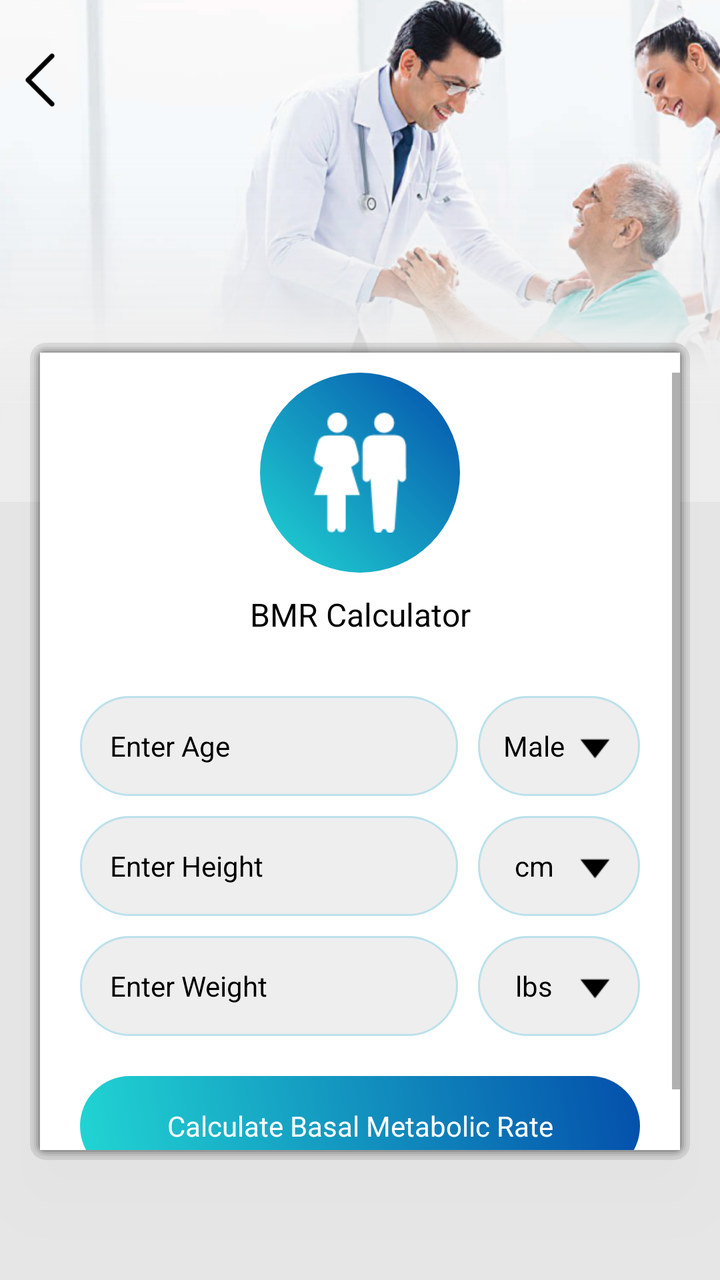
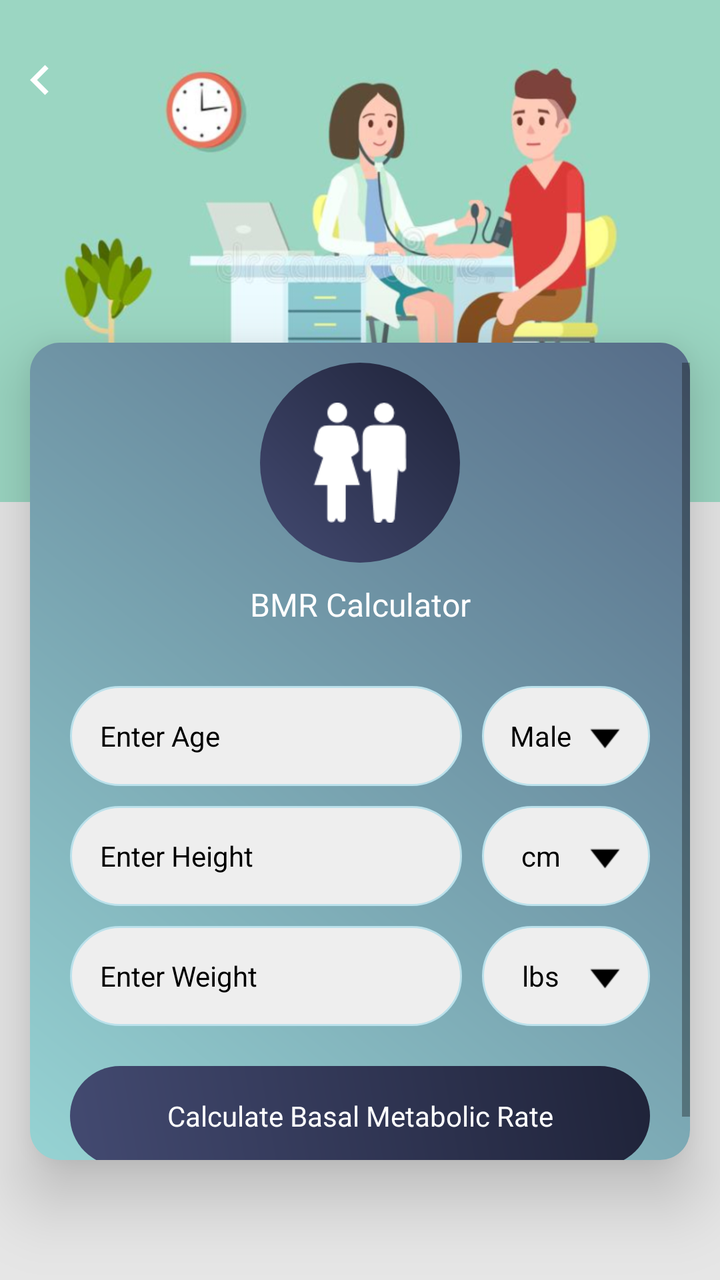

The first picture is an Android layout as it rendered before a commit; the second is the same layout after the commit. The layout source and the unified diff follow.
<!-- AndroidManifest.xml: application theme AppTheme -->
<!-- res/layout/bmr_calculator.xml -->
<?xml version="1.0" encoding="utf-8"?>
<RelativeLayout xmlns:android="http://schemas.android.com/apk/res/android"
    xmlns:aapt="http://schemas.android.com/aapt"
    xmlns:app="http://schemas.android.com/apk/res-auto"
    android:id="@+id/rl_main"
    android:layout_width="match_parent"
    android:layout_height="match_parent"
    android:background="@color/gray_color"
    android:orientation="vertical">



    <RelativeLayout
        android:id="@+id/banner"
        android:layout_width="match_parent"
        android:layout_height="wrap_content"
        android:background="@mipmap/calculator_banner_2">

    </RelativeLayout>
    <ImageView
        android:id="@+id/iv_back"
        android:layout_width="40dp"
        android:layout_height="40dp"
        android:layout_alignParentLeft="true"
        android:layout_alignParentTop="true"
        android:layout_marginTop="20dp"
        android:padding="5dp"
        android:src="@mipmap/left_arrow" />



    <LinearLayout
        xmlns:android="http://schemas.android.com/apk/res/android"
        android:id="@+id/cardviewone"
        android:layout_marginBottom="60dp"
        android:layout_width="match_parent"
        android:layout_height="wrap_content"
        android:layout_marginLeft="@dimen/text_15"
        android:layout_below="@+id/banner"
        android:layout_marginTop="-80dp"
        android:layout_marginRight="@dimen/text_15"
        android:orientation="horizontal"
        android:background="@drawable/shadowfile"
        android:elevation="20dp">




    <ScrollView

        android:layout_width="match_parent"
        android:layout_height="match_parent"
        android:layout_above="@+id/ad_layout"
        android:layout_marginTop="10dp"
        android:layout_below="@+id/tv_bmr">

        <LinearLayout
            android:layout_width="match_parent"
            android:layout_height="wrap_content"

            android:orientation="vertical">


            <RelativeLayout
                android:layout_width="match_parent"
                android:layout_above="@+id/cardviewone"

                android:layout_height="wrap_content">
                <RelativeLayout
                    android:id="@+id/rel12"
                    android:layout_width="100dp"
                    android:layout_centerInParent="true"
                    android:background="@drawable/a3_grad"
                    android:layout_height="100dp">

                    <ImageView
                        android:id="@+id/iv_bmr"
                        android:layout_width="60dp"
                        android:layout_height="60dp"
                        android:layout_centerHorizontal="true"
                        android:layout_centerInParent="true"
                        android:src="@drawable/img_basal_metabolic_rate" />
                </RelativeLayout>
            </RelativeLayout>


            <TextView
                android:id="@+id/tv_bmr"
                android:layout_width="match_parent"
                android:layout_height="wrap_content"
                android:layout_below="@+id/rel12"
                android:textAlignment="center"
                android:layout_centerHorizontal="true"
                android:layout_margin="10dp"
                android:text="@string/bmr_Calculator"
                android:textColor="@color/black"
                android:textSize="@dimen/textsize_16" />

            <LinearLayout
                android:id="@+id/ll_bmr"
                android:layout_width="match_parent"
                android:layout_height="wrap_content"
                android:layout_centerInParent="true"
                android:layout_margin="20dp"
                android:orientation="vertical">

                <LinearLayout
                    android:id="@+id/llbodyfat"
                    android:layout_width="match_parent"
                    android:layout_height="50dp"
                    android:layout_marginBottom="10dp"
                    android:orientation="horizontal">

                    <TextView
                        android:id="@+id/tv_genderunit"
                        android:layout_width="0dp"
                        android:layout_height="match_parent"
                        android:layout_weight="7"
                        android:background="@drawable/corner2"
                        android:gravity="fill"
                        android:paddingLeft="15dp"
                        android:text="@string/Male"
                        android:textColor="@color/black"
                        android:textSize="@dimen/textsize_14"
                        android:visibility="gone" />

                    <EditText
                        android:id="@+id/et_age"
                        android:layout_width="0dp"
                        android:layout_height="50dp"
                        android:layout_marginBottom="10dp"
                        android:layout_weight="7"
                        android:background="@drawable/corner2"
                        android:hint="@string/Enter_Age"
                        android:imeOptions="actionNext"
                        android:inputType="number"
                        android:paddingLeft="15dp"
                        android:textColor="@color/black"
                        android:textColorHint="@color/black"
                        android:textSize="@dimen/textsize_14" />

                    <TextView
                        android:id="@+id/tv_gender"
                        android:layout_width="0dp"
                        android:layout_height="match_parent"
                        android:layout_marginLeft="10dp"
                        android:layout_weight="3"
                        android:background="@drawable/corner2"
                        android:drawableRight="@mipmap/down"
                        android:gravity="center"
                        android:padding="10dp"
                        android:text="@string/Male"
                        android:textColor="@color/black"
                        android:textSize="@dimen/textsize_14" />
                </LinearLayout>

                <LinearLayout
                    android:layout_width="match_parent"
                    android:layout_height="wrap_content"
                    android:layout_centerInParent="true"
                    android:layout_marginBottom="10dp"
                    android:orientation="horizontal"
                    android:weightSum="10">

                    <EditText
                        android:id="@+id/et_height"
                        android:layout_width="0dp"
                        android:layout_height="50dp"
                        android:layout_weight="7"
                        android:background="@drawable/corner2"
                        android:hint="@string/Enter_Height"
                        android:imeOptions="actionNext"
                        android:inputType="numberDecimal"
                        android:paddingLeft="15dp"
                        android:textColor="@color/black"
                        android:textColorHint="@color/black"
                        android:textSize="@dimen/textsize_14" />

                    <TextView
                        android:id="@+id/tv_heightunit"
                        android:layout_width="0dp"
                        android:layout_height="match_parent"
                        android:layout_marginLeft="10dp"
                        android:layout_weight="3"
                        android:background="@drawable/corner2"
                        android:drawableRight="@mipmap/down"
                        android:gravity="center"
                        android:padding="10dp"
                        android:text="@string/cm"
                        android:textColor="@color/black"
                        android:textColorHint="@color/black"
                        android:textSize="@dimen/textsize_14" />
                </LinearLayout>

                <LinearLayout
                    android:layout_width="match_parent"
                    android:layout_height="wrap_content"
                    android:layout_centerInParent="true"
                    android:layout_marginBottom="10dp"
                    android:orientation="horizontal"
                    android:weightSum="10">

                    <EditText
                        android:id="@+id/et_weight"
                        android:layout_width="0dp"
                        android:layout_height="50dp"
                        android:layout_weight="7"
                        android:background="@drawable/corner2"
                        android:hint="@string/Enter_Weight"
                        android:imeOptions="actionDone"
                        android:inputType="numberDecimal"
                        android:paddingLeft="15dp"
                        android:textColor="@color/black"
                        android:textColorHint="@color/black"
                        android:textSize="@dimen/textsize_14" />

                    <TextView
                        android:id="@+id/tv_weightunit"
                        android:layout_width="0dp"
                        android:layout_height="match_parent"
                        android:layout_marginLeft="10dp"
                        android:layout_weight="3"
                        android:background="@drawable/corner2"
                        android:drawableRight="@mipmap/down"
                        android:gravity="center"
                        android:padding="10dp"
                        android:text="@string/lbs"
                        android:textColor="@color/black"
                        android:textSize="@dimen/textsize_14" />
                </LinearLayout>

                <TextView
                    android:id="@+id/tv_search_bmr"
                    android:layout_width="match_parent"
                    android:layout_height="50dp"
                    android:layout_marginTop="10dp"
                    android:background="@drawable/a3_grad"
                    android:gravity="center"
                    android:text="@string/Calculate_BMR"
                    android:textColor="@color/white"
                    android:textColorHint="@color/white"
                    android:textSize="@dimen/textsize_14" />


            </LinearLayout>
        </LinearLayout>

    </ScrollView>


    </LinearLayout>





    


</RelativeLayout>
<!-- resources referenced by this layout -->
<resources>
  <color name="black">#000000</color>
  <color name="gray_color">#E6E6E6</color>
  <color name="white">#ffffff</color>
  <dimen name="text_15">15sp</dimen>
  <dimen name="textsize_14">14sp</dimen>
  <dimen name="textsize_16">16sp</dimen>
  <!-- drawable a3_grad (drawable) -->
  <?xml version="1.0" encoding="utf-8"?>
  <shape xmlns:android="http://schemas.android.com/apk/res/android">
      <gradient
          android:angle="225"
          android:endColor="#21d6d3"
          android:startColor="#044fab" />
  
      <corners android:radius="200dp"/>
      
  </shape>
  <!-- drawable corner2 (drawable) -->
  <?xml version="1.0" encoding="utf-8"?>
  <shape xmlns:android="http://schemas.android.com/apk/res/android"
      android:shape="rectangle">
  
  
      <stroke
          android:width="1dp"
          android:color="#BBE1EB"/>
  
      <corners android:radius="200dp"/>
  
      <solid
          android:color="#EEEEEE"/>
  
  </shape>
  <!-- drawable img_basal_metabolic_rate: png bitmap (drawable, 1405 bytes) -->
  <!-- drawable shadowfile (drawable) -->
  <?xml version="1.0" encoding="utf-8"?>
  <layer-list xmlns:android="http://schemas.android.com/apk/res/android">
      <item>
          <shape>
              <padding android:top="1dp" android:right="1dp" android:bottom="1dp" android:left="1dp" />
              <solid android:color="#18000000" />
              <corners android:radius="8dp" />
          </shape>
      </item>
      <item>
          <shape>
              <padding android:top="1dp" android:right="1dp" android:bottom="1dp" android:left="1dp" />
              <solid android:color="#05000000" />
              <corners android:radius="7dp" />
          </shape>
      </item>
      <item>
          <shape>
              <padding android:top="1dp" android:right="1dp" android:bottom="1dp" android:left="1dp" />
              <solid android:color="#10000000" />
              <corners android:radius="6dp" />
          </shape>
      </item>
      <item>
          <shape>
              <padding android:top="1dp" android:right="1dp" android:bottom="1dp" android:left="1dp" />
              <solid android:color="#15000000" />
              <corners android:radius="5dp" />
          </shape>
      </item>
      <item>
          <shape>
              <padding android:top="1dp" android:right="1dp" android:bottom="1dp" android:left="1dp" />
              <solid android:color="#20000000" />
              <corners android:radius="4dp" />
          </shape>
      </item>
  
      
      <item>
          <shape>
              <solid android:color="#FFFFFF" />
              <corners android:radius="0dp" />
          </shape>
      </item>
  </layer-list>
  <!-- mipmap calculator_banner_2: png bitmap (mipmap-xhdpi, 230774 bytes) -->
  <!-- mipmap down: png bitmap (mipmap-xhdpi, 325 bytes) -->
  <!-- mipmap left_arrow: png bitmap (mipmap-xhdpi, 499 bytes) -->
  <string name="Calculate_BMR">Calculate Basal Metabolic Rate</string>
  <string name="Enter_Age">Enter Age</string>
  <string name="Enter_Height">Enter Height</string>
  <string name="Enter_Weight">Enter Weight</string>
  <string name="Male">Male</string>
  <string name="bmr_Calculator">BMR Calculator</string>
  <string name="cm">cm</string>
  <string name="lbs">lbs</string>
  <style name="AppTheme" parent="Theme.AppCompat.Light.DarkActionBar">
          
          <item name="colorPrimary">@color/colorPrimary</item>
          <item name="colorPrimaryDark">@color/colorPrimaryDark</item>
          <item name="colorAccent">@color/colorAccent</item>
      </style>
  <color name="colorPrimary">#36D1DC</color>
  <color name="colorPrimaryDark">#044fab</color>
  <color name="colorAccent">#03DAC5</color>
</resources>

<!-- the commit's change to res/layout/bmr_calculator.xml (unified diff, before → after) -->
@@ -25,7 +25,7 @@
         android:layout_alignParentTop="true"
         android:layout_marginTop="20dp"
         android:padding="5dp"
-        android:src="@mipmap/left_arrow" />
+        android:src="@drawable/ic_chevron_left_white_24dp" />
 
 
 
@@ -40,7 +40,7 @@
         android:layout_marginTop="-80dp"
         android:layout_marginRight="@dimen/text_15"
         android:orientation="horizontal"
-        android:background="@drawable/shadowfile"
+        android:background="@drawable/a2_grad_black"
         android:elevation="20dp">
 
 
@@ -93,7 +93,7 @@
                 android:layout_centerHorizontal="true"
                 android:layout_margin="10dp"
                 android:text="@string/bmr_Calculator"
-                android:textColor="@color/black"
+                android:textColor="@color/white"
                 android:textSize="@dimen/textsize_16" />
 
             <LinearLayout
@@ -250,11 +250,13 @@
 
     </LinearLayout>
 
-
-
-
+    <LinearLayout
+        android:id="@+id/normal_ad_include"
+        android:layout_width="match_parent"
+        android:layout_height="wrap_content"
+        android:orientation="vertical"
+        android:layout_alignParentBottom="true"/>
 
     
 
-
 </RelativeLayout>
<!-- resource entries referenced after the edit -->
@@ -6,16 +6,27 @@
   <dimen name="text_15">15sp</dimen>
   <dimen name="textsize_14">14sp</dimen>
   <dimen name="textsize_16">16sp</dimen>
-  <!-- drawable a3_grad (drawable) -->
+  <!-- drawable a2_grad_black (drawable) -->
   <?xml version="1.0" encoding="utf-8"?>
   <shape xmlns:android="http://schemas.android.com/apk/res/android">
       <gradient
           android:angle="225"
-          android:endColor="#21d6d3"
-          android:startColor="#044fab" />
+          android:endColor="#96D3D3"
+          android:startColor="#566C88" />
   
-      <corners android:radius="200dp"/>
-      
+      <corners android:radius="15dp"/>
+  
+  </shape>
+  <!-- drawable a3_grad (drawable) -->
+  <?xml version="1.0" encoding="utf-8"?>
+  <shape xmlns:android="http://schemas.android.com/apk/res/android">
+  <gradient
+      android:angle="225"
+      android:endColor="#434A71"
+      android:startColor="#1F2339" />
+  
+  <corners android:radius="200dp"/>
+  
   </shape>
   <!-- drawable corner2 (drawable) -->
   <?xml version="1.0" encoding="utf-8"?>
@@ -33,57 +44,15 @@
           android:color="#EEEEEE"/>
   
   </shape>
+  <!-- drawable ic_chevron_left_white_24dp (drawable) -->
+  <vector android:height="24dp" android:tint="#FFFFFF"
+      android:viewportHeight="24" android:viewportWidth="24"
+      android:width="24dp" xmlns:android="http://schemas.android.com/apk/res/android">
+      <path android:fillColor="@android:color/white" android:pathData="M15.41,7.41L14,6l-6,6 6,6 1.41,-1.41L10.83,12z"/>
+  </vector>
   <!-- drawable img_basal_metabolic_rate: png bitmap (drawable, 1405 bytes) -->
-  <!-- drawable shadowfile (drawable) -->
-  <?xml version="1.0" encoding="utf-8"?>
-  <layer-list xmlns:android="http://schemas.android.com/apk/res/android">
-      <item>
-          <shape>
-              <padding android:top="1dp" android:right="1dp" android:bottom="1dp" android:left="1dp" />
-              <solid android:color="#18000000" />
-              <corners android:radius="8dp" />
-          </shape>
-      </item>
-      <item>
-          <shape>
-              <padding android:top="1dp" android:right="1dp" android:bottom="1dp" android:left="1dp" />
-              <solid android:color="#05000000" />
-              <corners android:radius="7dp" />
-          </shape>
-      </item>
-      <item>
-          <shape>
-              <padding android:top="1dp" android:right="1dp" android:bottom="1dp" android:left="1dp" />
-              <solid android:color="#10000000" />
-              <corners android:radius="6dp" />
-          </shape>
-      </item>
-      <item>
-          <shape>
-              <padding android:top="1dp" android:right="1dp" android:bottom="1dp" android:left="1dp" />
-              <solid android:color="#15000000" />
-              <corners android:radius="5dp" />
-          </shape>
-      </item>
-      <item>
-          <shape>
-              <padding android:top="1dp" android:right="1dp" android:bottom="1dp" android:left="1dp" />
-              <solid android:color="#20000000" />
-              <corners android:radius="4dp" />
-          </shape>
-      </item>
-  
-      
-      <item>
-          <shape>
-              <solid android:color="#FFFFFF" />
-              <corners android:radius="0dp" />
-          </shape>
-      </item>
-  </layer-list>
-  <!-- mipmap calculator_banner_2: png bitmap (mipmap-xhdpi, 230774 bytes) -->
+  <!-- mipmap calculator_banner_2: png bitmap (mipmap-xhdpi, 192739 bytes) -->
   <!-- mipmap down: png bitmap (mipmap-xhdpi, 325 bytes) -->
-  <!-- mipmap left_arrow: png bitmap (mipmap-xhdpi, 499 bytes) -->
   <string name="Calculate_BMR">Calculate Basal Metabolic Rate</string>
   <string name="Enter_Age">Enter Age</string>
   <string name="Enter_Height">Enter Height</string>
@@ -98,8 +67,8 @@
           <item name="colorPrimaryDark">@color/colorPrimaryDark</item>
           <item name="colorAccent">@color/colorAccent</item>
       </style>
-  <color name="colorPrimary">#36D1DC</color>
-  <color name="colorPrimaryDark">#044fab</color>
-  <color name="colorAccent">#03DAC5</color>
+  <color name="colorPrimary">#434A71</color>
+  <color name="colorPrimaryDark">#1F2339</color>
+  <color name="colorAccent">#1F2339</color>
 </resources>
 
